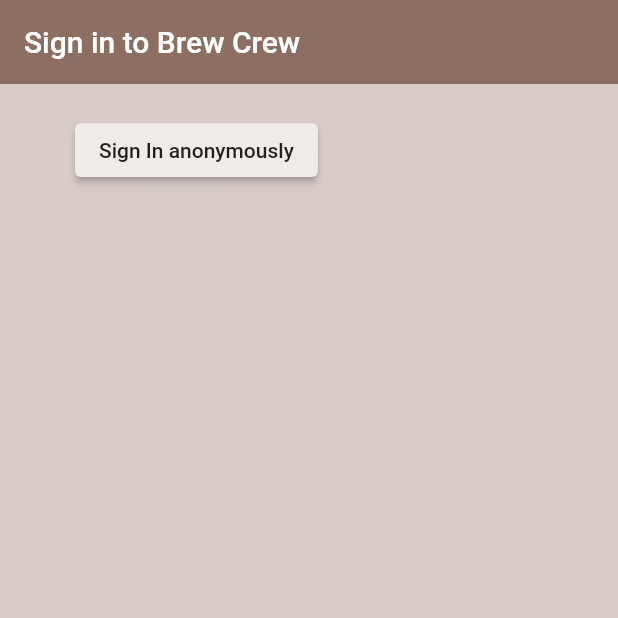
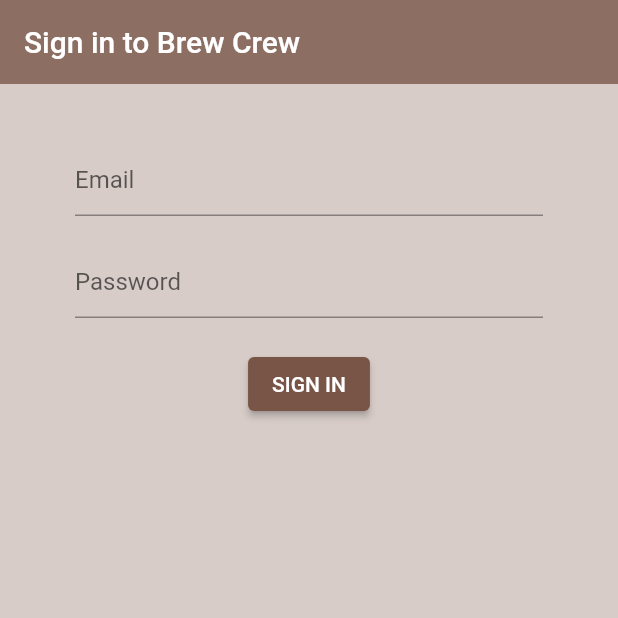
Before and after one commit to HighLiuk/flutter_firebase_tutorial, a Flutter app: the screen it shows after launch, on a phone screen of 412 x 824 dp, the top half of it. Run offline on Flutter 3.47's test engine with Material 2 defaults, Android fonts, the phone set to English and light mode, and no system bars; our stand-ins replace firebase_auth, firebase_core; accounts and stored records are empty.

Commit message:
✨ Sign In with Email and Password

```diff
--- a/lib/pages/auth/sign_in.dart
+++ b/lib/pages/auth/sign_in.dart
@@ -11,8 +11,14 @@
 class _SignInPageState extends State<SignInPage> {
   final AuthService _auth = AuthService();
 
-  Future<void> _signInAnon() async {
-    final result = await _auth.signInAnon();
+  String email = '';
+  String password = '';
+
+  Future<void> _signIn(
+    String email,
+    String password,
+  ) async {
+    final result = await _auth.signIn(email, password);
 
     if (result == null) {
       print('Error signing in');
@@ -36,13 +42,58 @@
           horizontal: 50,
           vertical: 20,
         ),
-        child: ElevatedButton(
-          style: ButtonStyle(
-            backgroundColor: MaterialStateProperty.all(Colors.brown[50]),
-            foregroundColor: MaterialStateProperty.all(Colors.grey[900]),
+        child: Form(
+          child: Column(
+            children: [
+              const SizedBox(height: 20),
+              _emailField(),
+              const SizedBox(height: 20),
+              _passwordField(),
+              const SizedBox(height: 20),
+              _signInButton(),
+            ],
           ),
-          onPressed: _signInAnon,
-          child: const Text('Sign In anonymously'),
+        ),
+      ),
+    );
+  }
+
+  TextFormField _emailField() {
+    return TextFormField(
+      decoration: const InputDecoration(
+        hintText: 'Email',
+      ),
+      onChanged: (value) {
+        setState(() {
+          email = value;
+        });
+      },
+    );
+  }
+
+  TextFormField _passwordField() {
+    return TextFormField(
+      decoration: const InputDecoration(
+        hintText: 'Password',
+      ),
+      obscureText: true,
+      onChanged: (value) {
+        setState(() {
+          password = value;
+        });
+      },
+    );
+  }
+
+  ElevatedButton _signInButton() {
+    return ElevatedButton(
+      onPressed: () async {
+        await _signIn(email, password);
+      },
+      child: const Text(
+        'SIGN IN',
+        style: TextStyle(
+          color: Colors.white,
         ),
       ),
     );
--- a/lib/services/auth.dart
+++ b/lib/services/auth.dart
@@ -16,9 +16,15 @@
     return _auth.authStateChanges().map(_userFromFirebaseUser);
   }
 
-  Future<User?> signInAnon() async {
+  Future<User?> signIn(
+    String email,
+    String password,
+  ) async {
     try {
-      final result = await _auth.signInAnonymously();
+      final result = await _auth.signInWithEmailAndPassword(
+        email: email,
+        password: password,
+      );
 
       return _userFromFirebaseUser(result.user);
     } catch (e) {
```
